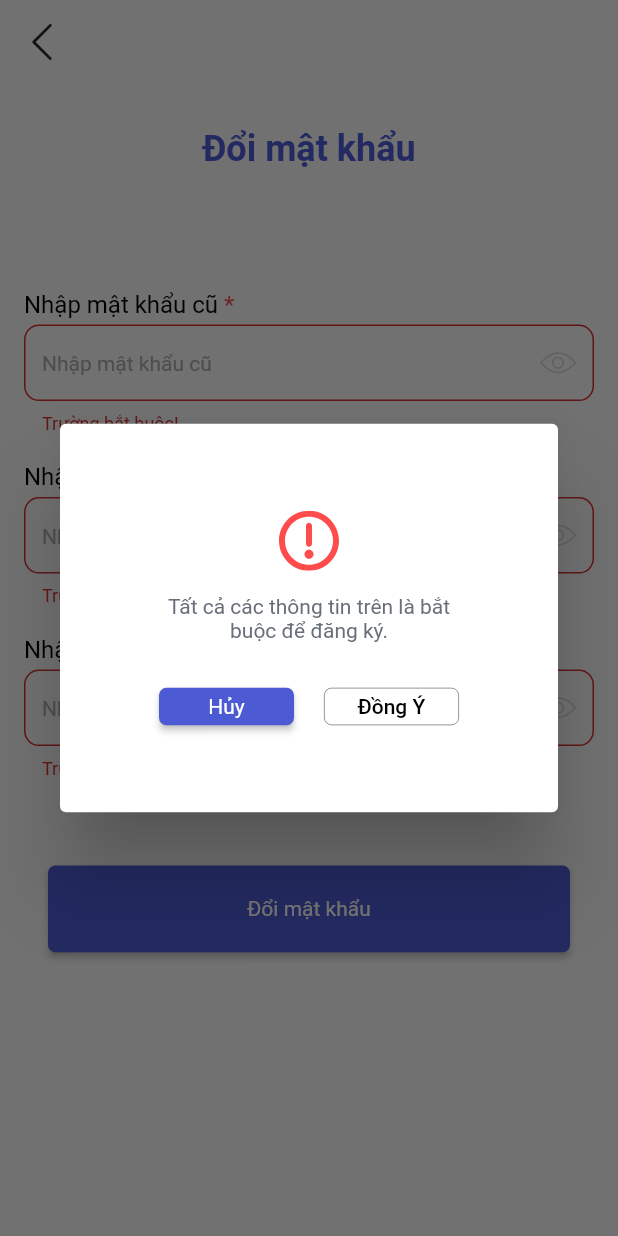
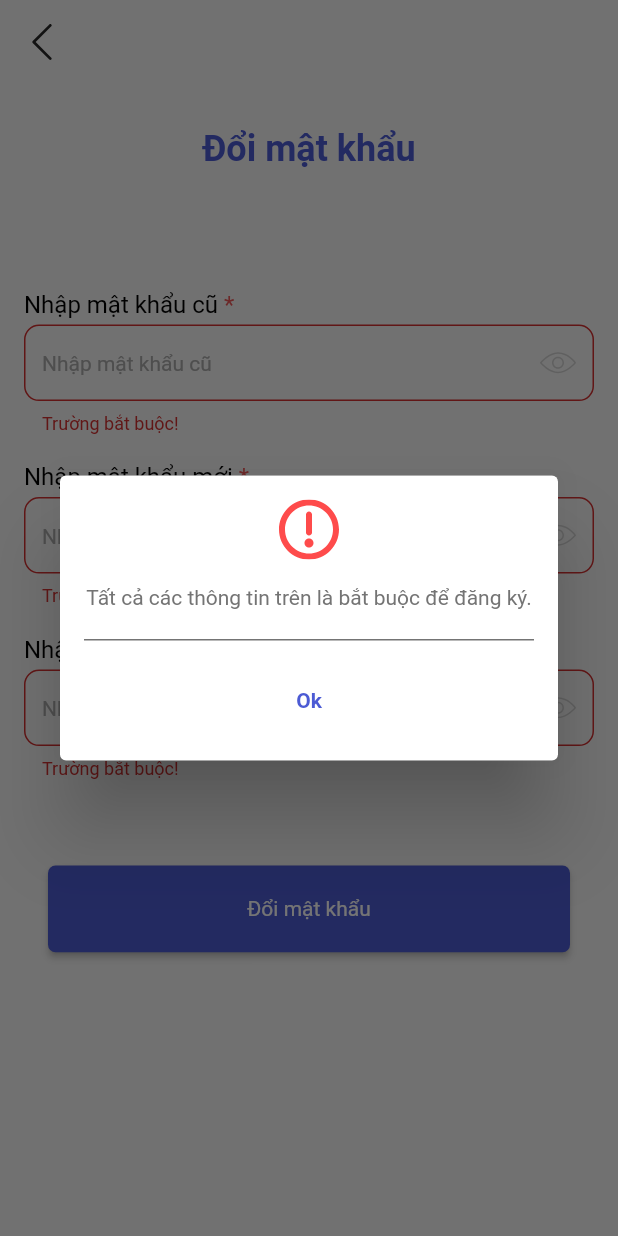
Before and after one commit to trannam0612/giasu.vn, a Flutter app: the screen it shows after launch, after a tap on "Đổi mật khẩu", on a phone screen of 412 x 824 dp. Run offline on Flutter 3.47's test engine with Material 2 defaults, Android fonts, the light colour scheme and no system bars; our stand-ins replace cached_network_image, connectivity, dio, flutter_rating_bar, flutter_svg, fluttertoast and 3 more; missing offline and left inert: sp_util.

Commit message:
code 11/06

```diff
--- a/lib/main.dart
+++ b/lib/main.dart
@@ -11,7 +11,6 @@ import 'package:giasu_vn/screen/authen/register/register_phuhuynh/register_phuhu
 import 'package:giasu_vn/screen/authen/register/register_teacher/register_giasu_step1_screen.dart';
 import 'package:giasu_vn/screen/authen/register/register_teacher/register_giasu_step2_screen.dart';
 import 'package:giasu_vn/screen/authen/register/register_teacher/register_giasu_step3_screen.dart';
-import 'package:giasu_vn/screen/home/home_teacher/home_teacher_screen.dart';
 import 'package:giasu_vn/screen/home/home_after/home_after_screen.dart';
 import 'package:giasu_vn/screen/home/home_before/home_before_screen.dart';
 import 'package:giasu_vn/screen/notifications/notifications_screen.dart';
--- a/lib/widgets/dialog_error.dart
+++ b/lib/widgets/dialog_error.dart
@@ -1,75 +1,77 @@
 import 'package:flutter/material.dart';
 import 'package:flutter_svg/flutter_svg.dart';
+import 'package:get/get.dart';
 import 'package:giasu_vn/common/images.dart';
 import 'package:giasu_vn/common/theme/app_colors.dart';
 import 'package:giasu_vn/common/theme/app_dimens.dart';
 import 'package:giasu_vn/common/theme/app_text_style.dart';
-import 'package:giasu_vn/widgets/custom_button2.dart';
-import 'package:giasu_vn/widgets/custom_button_1.dart';
 
 class DialogError extends StatelessWidget {
   final String title;
+  final bool richText;
+  final String textButton;
+  final VoidCallback onTap;
 
-  const DialogError(
-      {Key key, this.title = 'Bạn chắc chắn từ chối lời mời này?'})
-      : super(key: key);
+  const DialogError({Key key, this.title, this.richText, this.textButton, this.onTap}) : super(key: key);
 
   @override
   Widget build(BuildContext context) {
     return Dialog(
-      backgroundColor: AppColors.whiteFFFFFF,
       child: Container(
-        padding: EdgeInsets.symmetric(
-            horizontal: AppDimens.space20, vertical: AppDimens.space58),
+        padding: EdgeInsets.all(AppDimens.padding16),
+        // height: AppDimens.height * 0.28,
+        width: AppDimens.width,
+        decoration: BoxDecoration(borderRadius: BorderRadius.circular(AppDimens.space4), color: AppColors.whiteFFFFFF),
         child: Column(
+          crossAxisAlignment: CrossAxisAlignment.center,
           mainAxisSize: MainAxisSize.min,
           children: [
-            SvgPicture.asset(Images.ic_warning),
+            SvgPicture.asset(Images.ic_error),
             SizedBox(
               height: AppDimens.space16,
             ),
-            Padding(
-              padding:
-                  const EdgeInsets.symmetric(horizontal: AppDimens.space40),
-              child: Text(
+            if (richText)
+              RichText(
+                text: TextSpan(
+                  text: 'Lưu ý: ',
+                  style: AppTextStyles.regularW700(context, size: AppDimens.textSize14, color: AppColors.black),
+                  children: <TextSpan>[
+                    TextSpan(
+                      text: 'Tất cả các thông tin trên là bắt buộc để sử dụng ',
+                      style:
+                          AppTextStyles.regularW400(context, size: AppDimens.textSize14, lineHeight: AppDimens.space18, color: AppColors.grey747474),
+                    ),
+                    TextSpan(
+                      text: 'Giasu365.com ',
+                      style:
+                          AppTextStyles.regularW400(context, size: AppDimens.textSize14, lineHeight: AppDimens.space18, color: AppColors.grey747474),
+                    ),
+                  ],
+                ),
+              )
+            else
+              Text(
                 title,
                 textAlign: TextAlign.center,
-                style: AppTextStyles.regularW400(context,
-                    size: AppDimens.textSize14, color: AppColors.grey686F7A),
+                style: AppTextStyles.regularW400(context, size: AppDimens.textSize14, lineHeight: AppDimens.space18, color: AppColors.grey747474),
               ),
+            SizedBox(
+              height: AppDimens.padding20,
+            ),
+            Divider(
+              height: 0,
+              color: AppColors.grey747474,
+              thickness: 1,
             ),
             SizedBox(
-              height: AppDimens.space30,
+              height: AppDimens.padding16,
             ),
-            Row(
-              children: [
-                Spacer(),
-                SizedBox(
-                  width: 90,
-                  height: 25,
-                  child: CustomButton2(
-                    color: AppColors.primary4C5BD4,
-                    title: 'Hủy',
-                    textColor: AppColors.whiteFFFFFF,
-                    onPressed: () {},
-                  ),
+            TextButton(
+                child: Text(
+                  textButton,
+                  style: AppTextStyles.regularW700(context, size: AppDimens.textSize14, color: AppColors.primary4C5BD4),
                 ),
-                SizedBox(
-                  width: AppDimens.space20,
-                ),
-                SizedBox(
-                  width: 90,
-                  height: 25,
-                  child: CustomButton1(
-                    title: 'Đồng Ý',
-                    color: AppColors.grey747474,
-                    textColor: AppColors.black,
-                    backColor: AppColors.whiteFFFFFF,
-                  ),
-                ),
-                Spacer(),
-              ],
-            )
+                onPressed: onTap)
           ],
         ),
       ),
```
